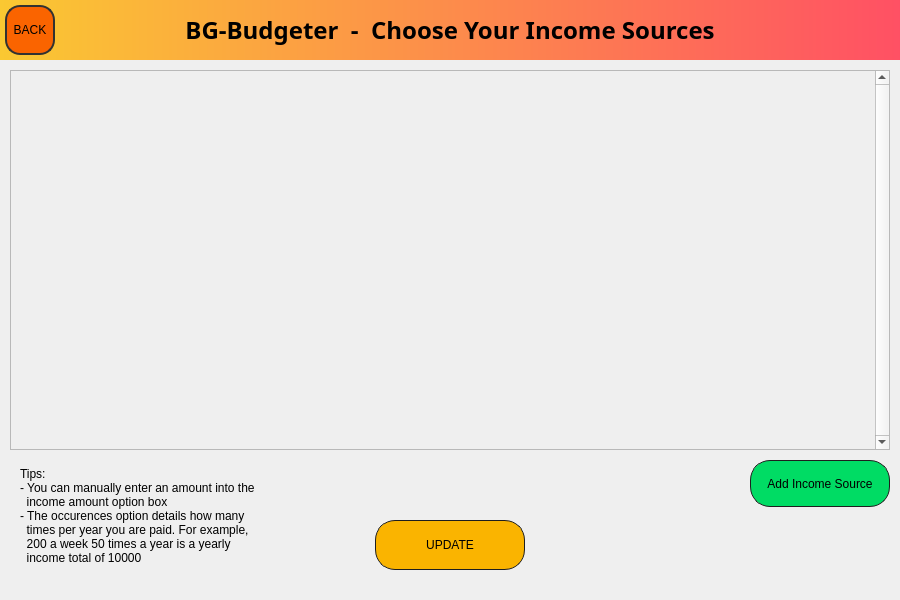
This is QtUiFiles/budgeter.ui in BenSGrant/BG-Budgeter as Qt 5 draws it before an edit. The edited form follows.
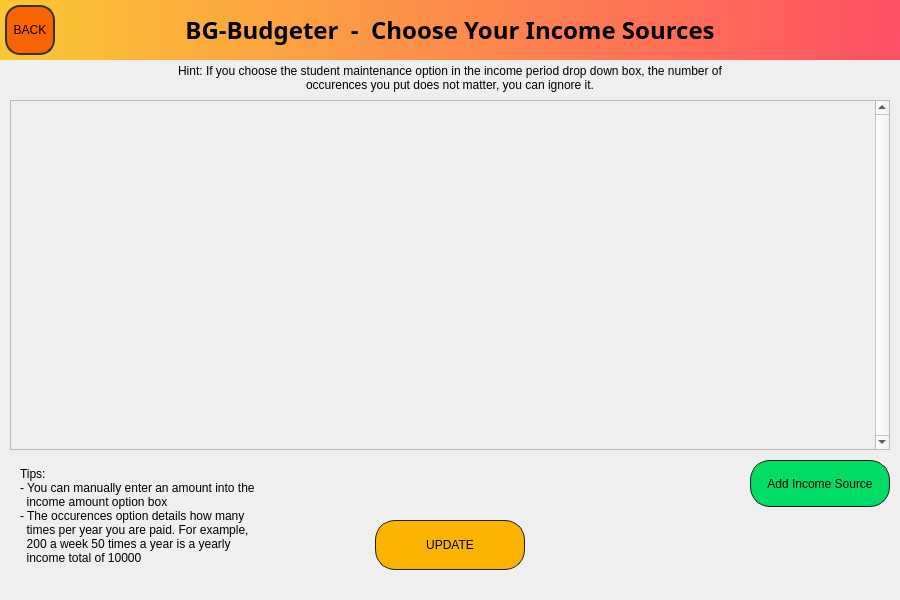
This is the edited form. The open tabs and pages were chosen to show the change.

Commit message: UI changes and a budget calculator class created

```diff
--- a/QtUiFiles/budgeter.ui
+++ b/QtUiFiles/budgeter.ui
@@ -198,9 +198,9 @@
      <property name="geometry">
       <rect>
        <x>10</x>
-       <y>70</y>
+       <y>100</y>
        <width>880</width>
-       <height>380</height>
+       <height>350</height>
       </rect>
      </property>
      <property name="verticalScrollBarPolicy">
@@ -218,7 +218,7 @@
         <x>0</x>
         <y>0</y>
         <width>857</width>
-        <height>378</height>
+        <height>348</height>
        </rect>
       </property>
       <layout class="QVBoxLayout" name="verticalLayout_3"/>
@@ -344,6 +344,23 @@
   income total of 10000</string>
      </property>
     </widget>
+    <widget class="QLabel" name="label">
+     <property name="geometry">
+      <rect>
+       <x>10</x>
+       <y>60</y>
+       <width>880</width>
+       <height>35</height>
+      </rect>
+     </property>
+     <property name="text">
+      <string>Hint: If you choose the student maintenance option in the income period drop down box, the number of
+occurences you put does not matter, you can ignore it.</string>
+     </property>
+     <property name="alignment">
+      <set>Qt::AlignCenter</set>
+     </property>
+    </widget>
    </widget>
    <widget class="QWidget" name="categoryPage">
     <widget class="QLabel" name="categoryPageTtl">
```
Left out of the diff: 2 changed lines with no effect on the pictures. The commit also changes 3 other files.
